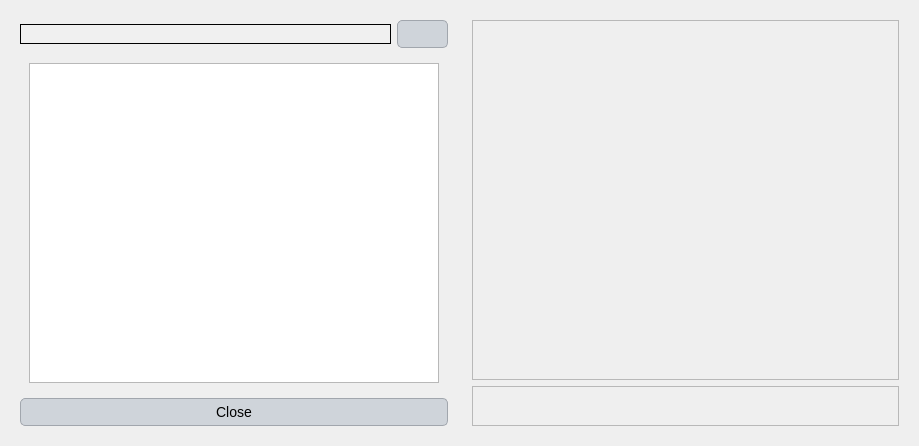
Old version of the form ui/calibration_results_single.ui in the repository Inigobarbe/VFSMOD-GUI.
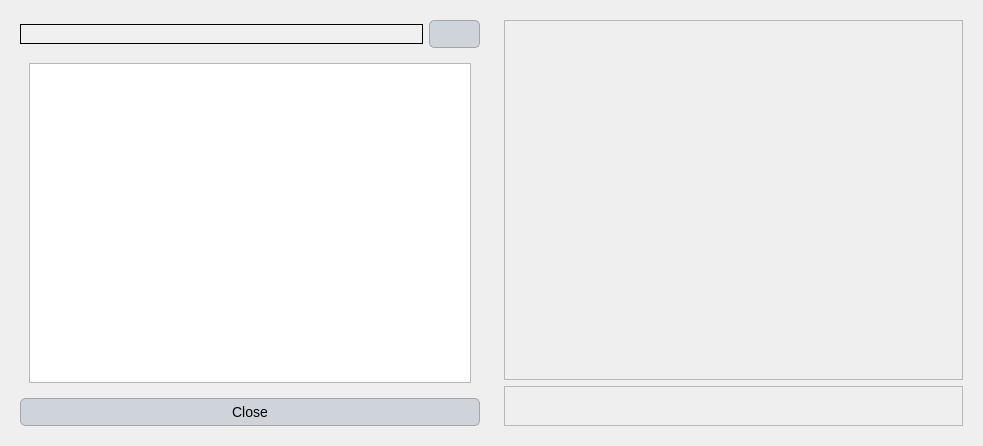
New version of the form.

Patch:
```diff
--- a/ui/calibration_results_single.ui
+++ b/ui/calibration_results_single.ui
@@ -6,7 +6,7 @@
    <rect>
     <x>0</x>
     <y>0</y>
-    <width>919</width>
+    <width>983</width>
     <height>443</height>
    </rect>
   </property>
@@ -135,7 +135,11 @@
       <item row="0" column="0">
        <layout class="QHBoxLayout" name="horizontalLayout">
         <item>
-         <widget class="QLineEdit" name="results"/>
+         <widget class="QLineEdit" name="results">
+          <property name="alignment">
+           <set>Qt::AlignCenter</set>
+          </property>
+         </widget>
         </item>
         <item>
          <widget class="QPushButton" name="browse">
@@ -159,7 +163,7 @@
           <rect>
            <x>0</x>
            <y>0</y>
-           <width>430</width>
+           <width>462</width>
            <height>335</height>
           </rect>
          </property>
```
